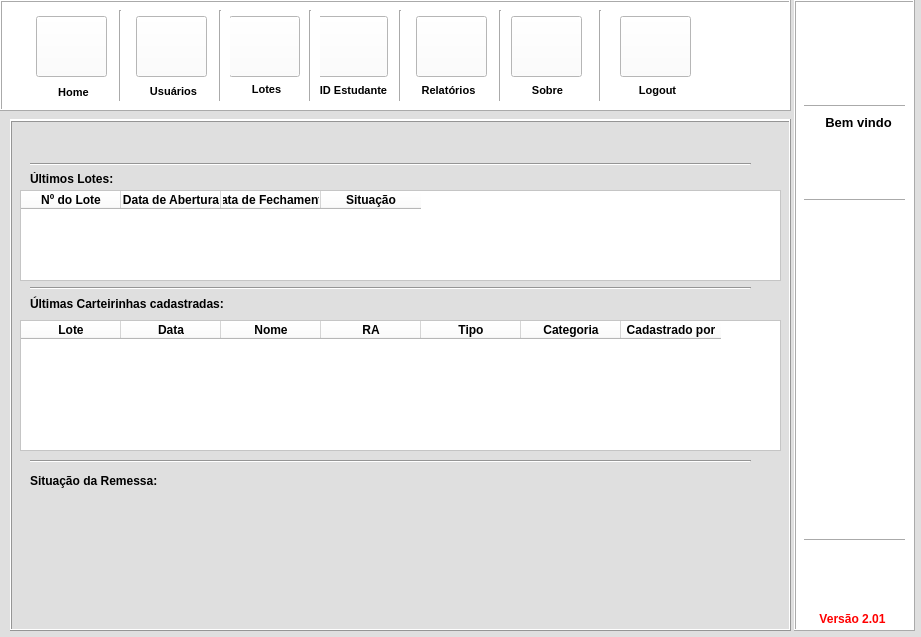
First picture: the form in Login2/main_window.ui, repository andersonleandroalx/Student-ID, before the edit.
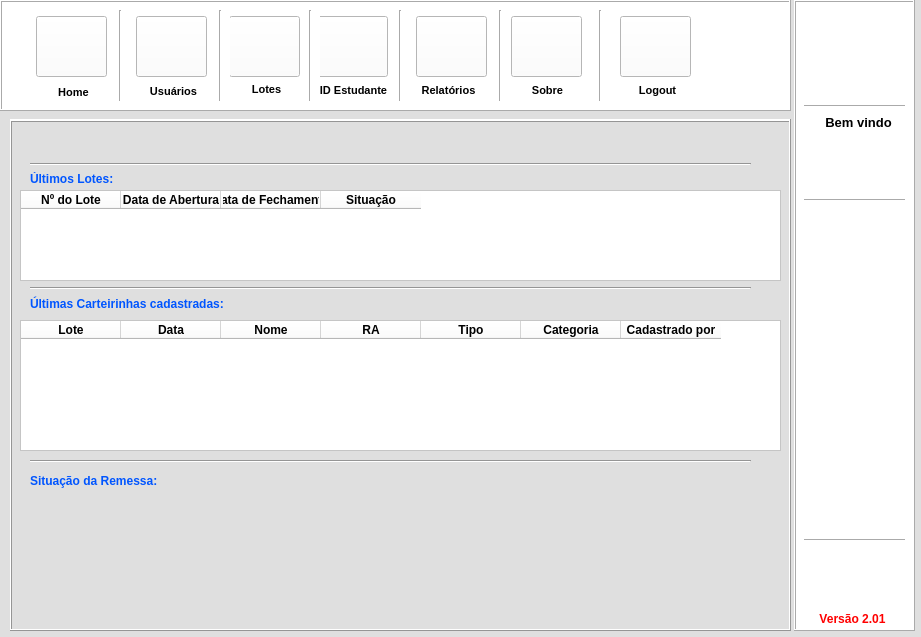
Second picture: the form after the edit. Icons and pictures are not drawn.

Commit message: ver2.01 - reparos

The edit to the form file:
```diff
--- a/Login2/main_window.ui
+++ b/Login2/main_window.ui
@@ -2011,6 +2011,9 @@
        <bold>true</bold>
       </font>
      </property>
+     <property name="styleSheet">
+      <string notr="true">color: rgb(0, 85, 255);</string>
+     </property>
      <property name="text">
       <string>Últimos Lotes:</string>
      </property>
@@ -2030,6 +2033,9 @@
        <bold>true</bold>
       </font>
      </property>
+     <property name="styleSheet">
+      <string notr="true">color: rgb(0, 85, 255);</string>
+     </property>
      <property name="text">
       <string>Últimas Carteirinhas cadastradas:</string>
      </property>
@@ -2088,6 +2094,9 @@
        <bold>true</bold>
       </font>
      </property>
+     <property name="styleSheet">
+      <string notr="true">color: rgb(0, 85, 255);</string>
+     </property>
      <property name="text">
       <string>Situação da Remessa:</string>
      </property>
```
The commit also changes 1 other file.
